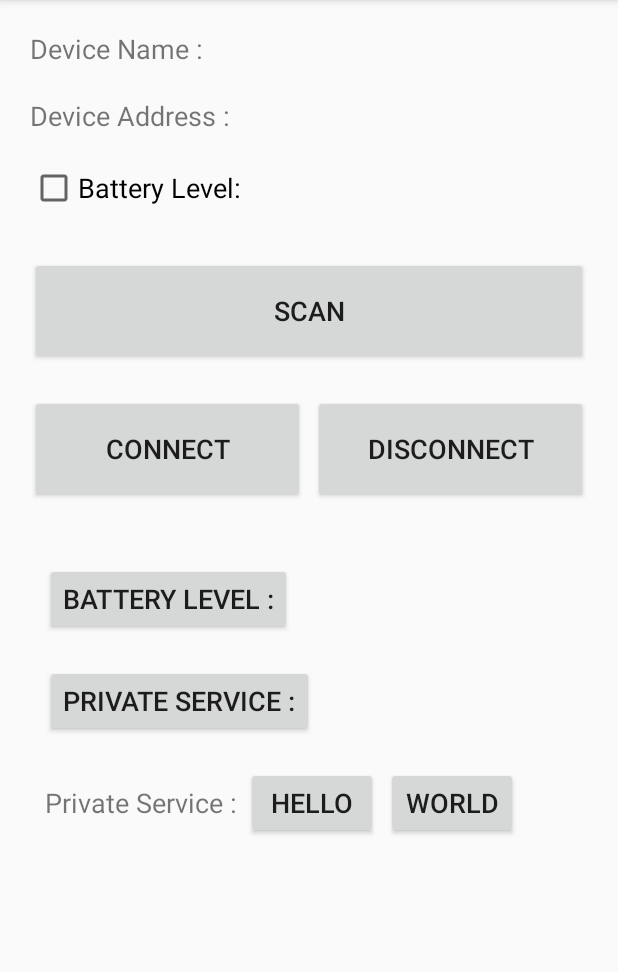
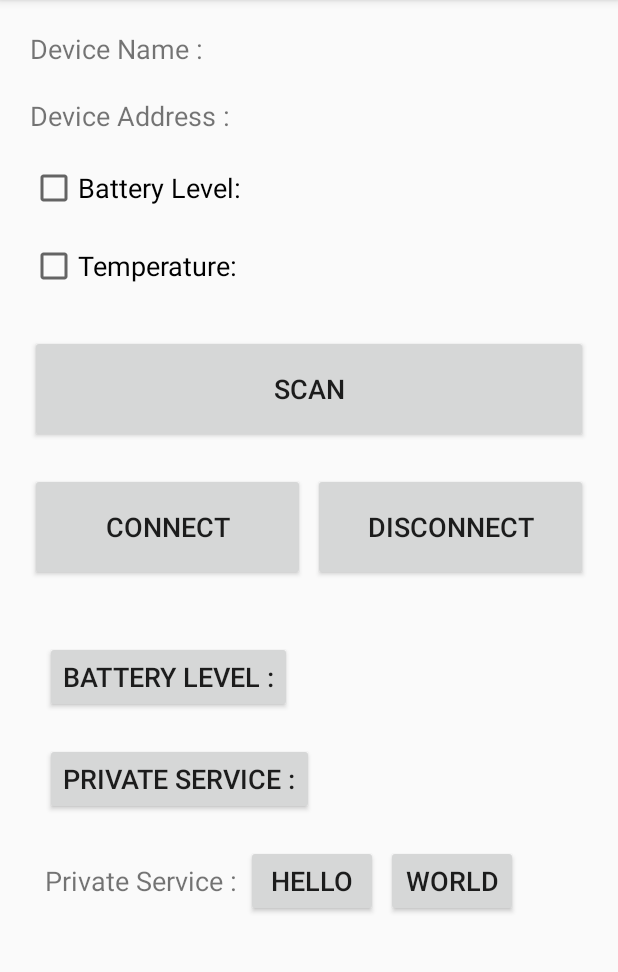
Before and after one commit to takjn/GRRNble, an Android app: the MainActivity screen opened directly, with no data from a screen before it, on a phone screen of 412 x 824 dp, the part 84-1056 px from its top. Run offline under Robolectric (Android 15) with nearby library versions, the light colour scheme and no system bars; 2 statements that could not run were skipped.

Commit message:
add temperature service

```diff
--- a/Android/app/src/main/res/layout/activity_main.xml
+++ b/Android/app/src/main/res/layout/activity_main.xml
@@ -78,6 +78,31 @@
     </LinearLayout>
 
 
+    <LinearLayout
+        android:layout_width="match_parent"
+        android:layout_height="wrap_content"
+        android:layout_margin="10dp"
+        android:orientation="horizontal">
+
+        <CheckBox
+            android:id="@+id/checkbox_temperature"
+            android:layout_width="wrap_content"
+            android:layout_height="wrap_content"
+            android:text="@string/temperature"
+            android:textSize="18sp" />
+
+        <Space
+            android:layout_width="5dp"
+            android:layout_height="wrap_content" />
+
+        <TextView
+            android:id="@+id/textview_temperature"
+            android:layout_width="match_parent"
+            android:layout_height="wrap_content"
+            android:textSize="18sp" />
+    </LinearLayout>
+
+
     <Space
         android:layout_width="match_parent"
         android:layout_height="10dp" />
--- a/Android/app/src/main/res/values/strings.xml
+++ b/Android/app/src/main/res/values/strings.xml
@@ -15,6 +15,7 @@
     <string name="device_name">Device Name : </string>
     <string name="device_address">Device Address : </string>
     <string name="battery_level">Battery Level: </string>
+    <string name="temperature">Temperature: </string>
     <string name="connect">Connect</string>
     <string name="disconnect">Disconnect</string>
     <string name="chara1">Battery Level : </string>
```
Also changed, not shown: Android/app/src/main/java/com/github/takjn/grrnble/MainActivity.java (+23 -0 lines).
